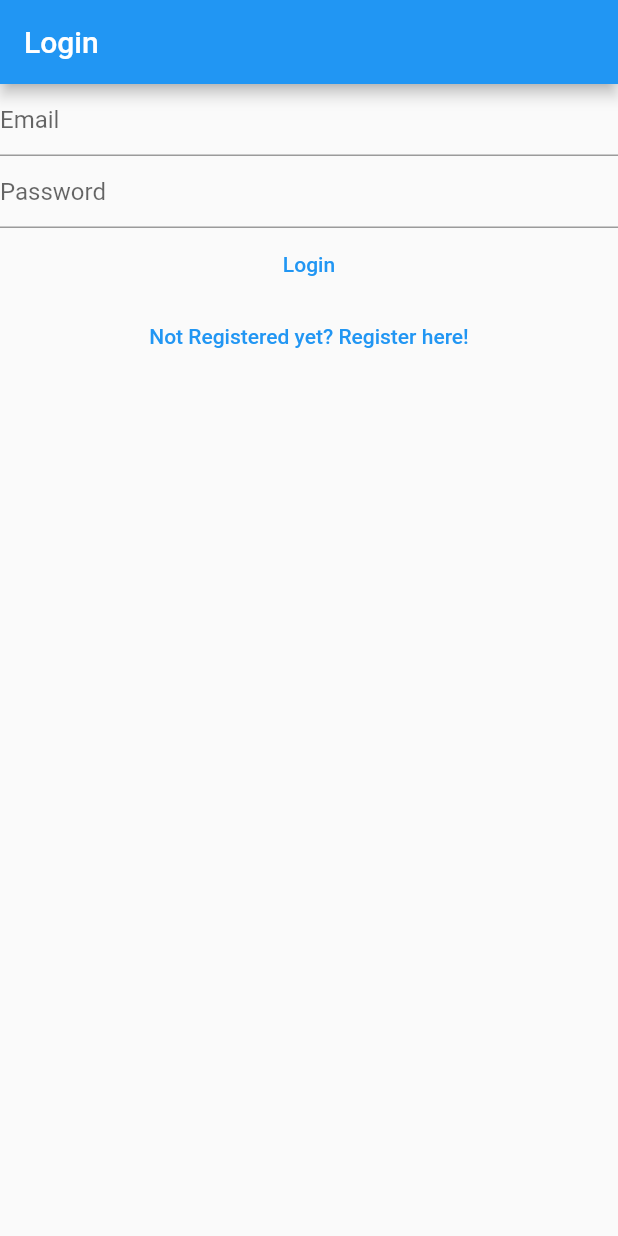
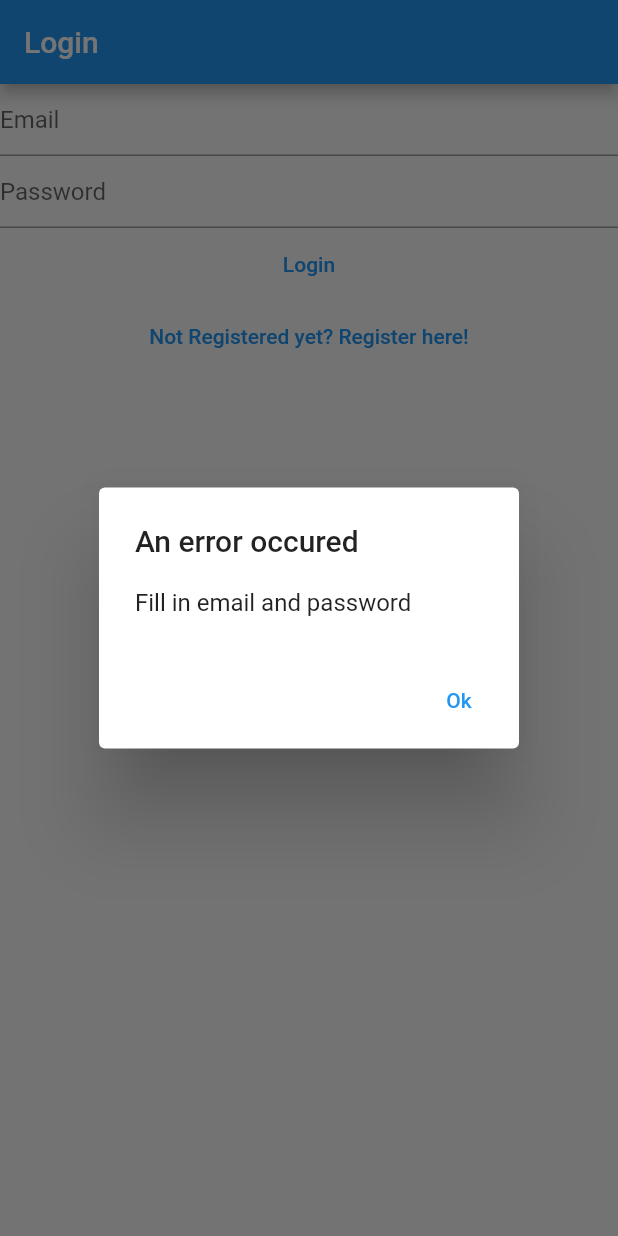
Before and after one commit to ilagon/mynotes-flutter-tutorial, a Flutter app: the screen it shows after launch, after a tap on "Login", on a phone screen of 412 x 824 dp. Run offline on Flutter 3.47's test engine with Material 2 defaults, Android fonts, the phone set to English and light mode, and no system bars; our stand-ins replace firebase_auth, firebase_core; accounts and stored records are empty.

Commit message:
Create proper error handling for login and register view

```diff
--- a/lib/main.dart
+++ b/lib/main.dart
@@ -5,7 +5,6 @@ import 'package:mynotes/constants/routes.dart';
 import 'package:mynotes/views/login_view.dart';
 import 'package:mynotes/views/register_view.dart';
 import 'package:mynotes/views/verify_view.dart';
-import 'dart:developer' as devtools show log;
 
 import 'firebase_options.dart';
 
--- /dev/null
+++ b/lib/utilities/show_error_dialog.dart
@@ -0,0 +1,21 @@
+import 'package:flutter/material.dart';
+
+Future<void> showErrorDialog(BuildContext context, String text) {
+  return showDialog(
+    context: context,
+    builder: (context) {
+      return AlertDialog(
+        title: const Text("An error occured"),
+        content: Text(text),
+        actions: [
+          TextButton(
+            onPressed: () {
+              Navigator.of(context).pop();
+            },
+            child: const Text("Ok"),
+          )
+        ],
+      );
+    },
+  );
+}
--- a/lib/views/login_view.dart
+++ b/lib/views/login_view.dart
@@ -3,6 +3,8 @@ import 'package:flutter/material.dart';
 import 'dart:developer' as devtools show log;
 
 import 'package:mynotes/constants/routes.dart';
+
+import '../utilities/show_error_dialog.dart';
 
 class LoginView extends StatefulWidget {
   const LoginView({Key? key}) : super(key: key);
@@ -58,6 +60,9 @@ class _LoginViewState extends State<LoginView> {
               final email = _email.text;
               final password = _password.text;
               try {
+                if (email.isEmpty || password.isEmpty) {
+                  await showErrorDialog(context, "Fill in email and password");
+                } else {
                   await FirebaseAuth.instance.signInWithEmailAndPassword(
                     email: email,
                     password: password,
@@ -66,12 +71,19 @@ class _LoginViewState extends State<LoginView> {
                     notesRoute,
                     (route) => false,
                   );
+                }
               } on FirebaseAuthException catch (e) {
                 if (e.code == 'user-not-found') {
                   devtools.log('User not found');
+                  await showErrorDialog(context, "User not found");
                 } else if (e.code == 'wrong-password') {
                   devtools.log('Wrong password');
+                  await showErrorDialog(context, "Wrong credentials");
+                } else {
+                  await showErrorDialog(context, "Error: ${e.code}");
                 }
+              } catch (e) {
+                await showErrorDialog(context, e.toString());
               }
             },
             child: const Text('Login'),
--- a/lib/views/register_view.dart
+++ b/lib/views/register_view.dart
@@ -3,6 +3,7 @@ import 'package:flutter/material.dart';
 import 'dart:developer' as devtools show log;
 
 import 'package:mynotes/constants/routes.dart';
+import 'package:mynotes/utilities/show_error_dialog.dart';
 
 class RegisterView extends StatefulWidget {
   const RegisterView({Key? key}) : super(key: key);
@@ -63,11 +64,18 @@ class _RegisterViewState extends State<RegisterView> {
               } on FirebaseAuthException catch (e) {
                 if (e.code == 'weak-password') {
                   devtools.log("weak password");
+                  await showErrorDialog(context, "Password is too weak");
                 } else if (e.code == 'email-already-in-use') {
                   devtools.log("Email already in use");
+                  await showErrorDialog(context, "Email already in use");
                 } else if (e.code == 'invalid-email') {
                   devtools.log('Invalid Email entered');
+                  await showErrorDialog(context, "Please enter a valid email");
+                } else {
+                  await showErrorDialog(context, "Error: ${e.code}");
                 }
+              } catch (e) {
+                await showErrorDialog(context, e.toString());
               }
             },
             child: const Text('Register'),
```
Lines whose indentation alone changed are shown as unchanged.
